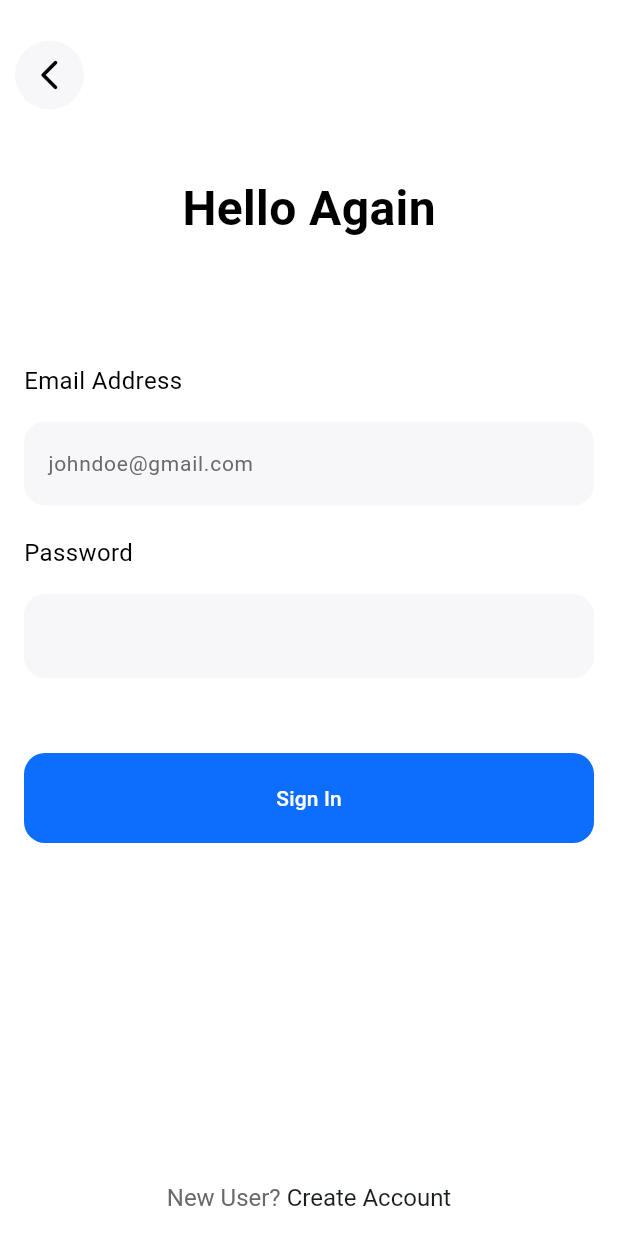
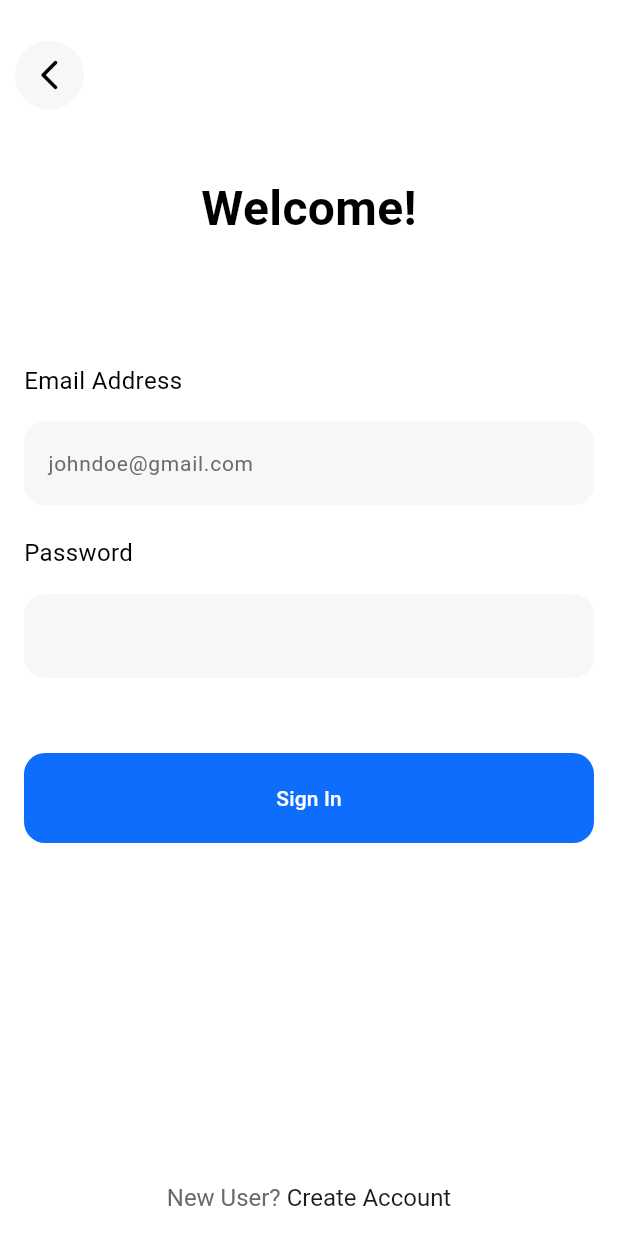
Before and after one commit to SterlingHsu/Bootstrap-Flutter-App, a Flutter app: the screen it shows after launch, on a phone screen of 412 x 824 dp. Run offline on Flutter 3.47's test engine with Material 3 defaults, Android fonts, the phone set to English and light mode, and no system bars; our stand-ins replace cloud_firestore, firebase_auth, firebase_core, fluttertoast; accounts and stored records are empty.

Commit message:
changed login welcome message

```diff
--- a/lib/pages/login/login.dart
+++ b/lib/pages/login/login.dart
@@ -44,7 +44,7 @@ class Login extends StatelessWidget {
             children: [
               const Center(
                 child: Text(
-                  'Hello Again',
+                  'Welcome!',
                   style: TextStyle(
                     color: Colors.black,
                     fontWeight: FontWeight.bold,
```
